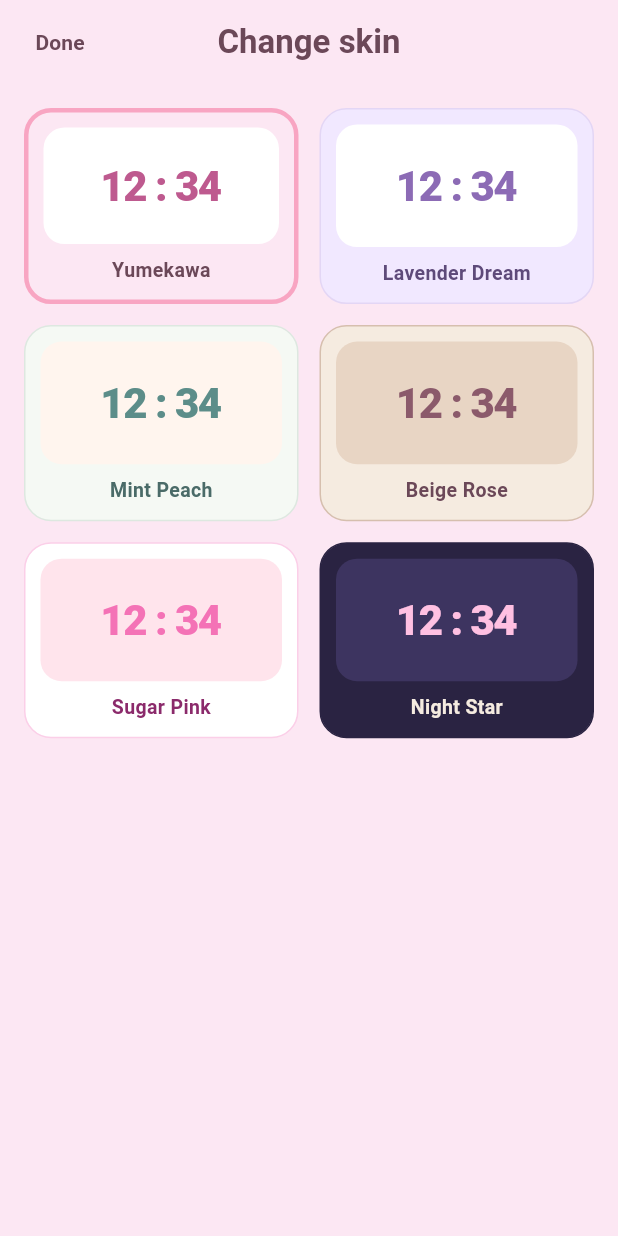
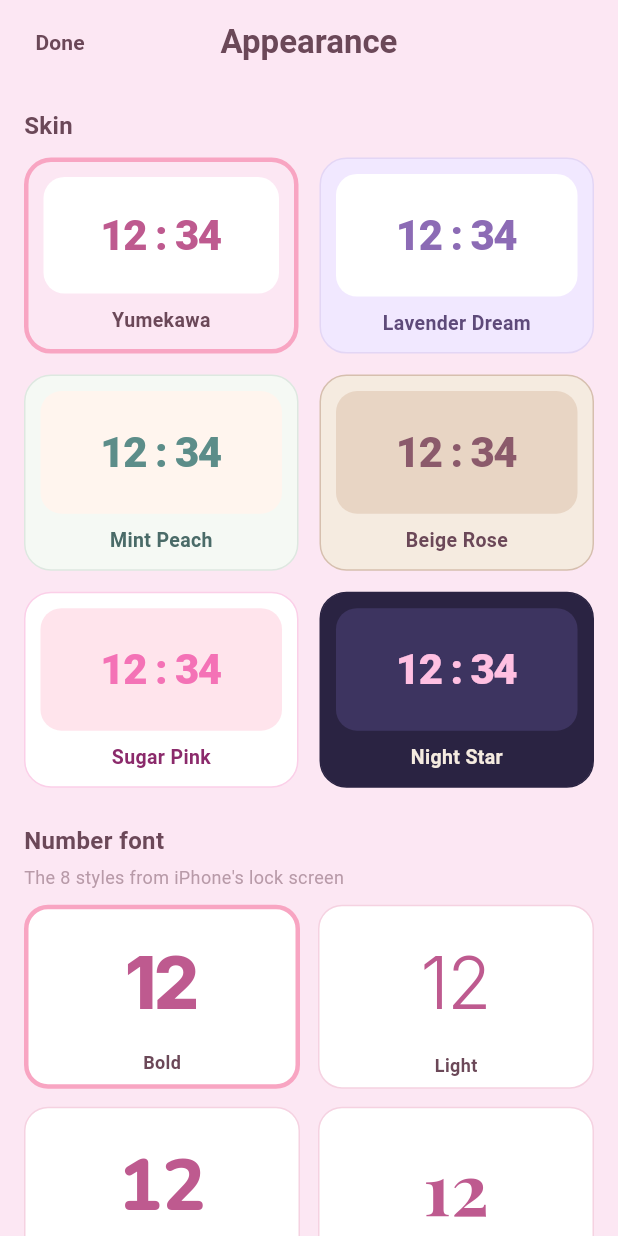
Before and after one commit to azs4n10/flipclock, a Flutter app: the screen it shows after launch, after a tap on the "palette" icon, on a phone screen of 412 x 824 dp. Run offline on Flutter 3.47's test engine with Material 3 defaults, Android fonts, the phone set to English and light mode, and no system bars; our stand-ins replace audioplayers, google_fonts, shared_preferences.

Commit message:
Per-digit flip, slower animation, timer centiseconds, selectable iOS-style fonts

```diff
--- a/lib/screens/clock_screen.dart
+++ b/lib/screens/clock_screen.dart
@@ -44,7 +44,8 @@ class _ClockScreenState extends State<ClockScreen> {
 
   @override
   Widget build(BuildContext context) {
-    final skin = context.watch<AppState>().skin;
+    final appState = context.watch<AppState>();
+    final skin = appState.skin;
     final hh = _now.hour.toString().padLeft(2, '0');
     final mm = _now.minute.toString().padLeft(2, '0');
     final ss = _now.second.toString().padLeft(2, '0');
@@ -67,7 +68,7 @@ class _ClockScreenState extends State<ClockScreen> {
               ),
             ),
             const SizedBox(height: 28),
-            FlipCardRow(values: [hh, mm, ss], skin: skin),
+            FlipCardRow(values: [hh, mm, ss], skin: skin, font: appState.font),
             const SizedBox(height: 28),
             Text(
               'less is more',
--- a/lib/screens/pomodoro_screen.dart
+++ b/lib/screens/pomodoro_screen.dart
@@ -144,6 +144,7 @@ class _PomodoroScreenState extends State<PomodoroScreen> {
             FlipCardRow(
               values: [mm, ss],
               skin: skin,
+              font: state.font,
               maxCardWidth: 280,
             ),
             const SizedBox(height: 6),
--- a/lib/screens/skin_picker_screen.dart
+++ b/lib/screens/skin_picker_screen.dart
@@ -2,6 +2,7 @@ import 'package:flutter/material.dart';
 import 'package:provider/provider.dart';
 
 import '../state/app_state.dart';
+import '../theme/fonts.dart';
 import '../theme/skin.dart';
 import '../theme/skins.dart';
 
@@ -29,7 +30,7 @@ class SkinPickerScreen extends StatelessWidget {
         ),
         leadingWidth: 80,
         title: Text(
-          'Change skin',
+          'Appearance',
           style: TextStyle(
             color: skin.primaryTextColor,
             fontWeight: FontWeight.w700,
@@ -37,8 +38,14 @@ class SkinPickerScreen extends StatelessWidget {
         ),
         centerTitle: true,
       ),
-      body: GridView.builder(
+      body: ListView(
         padding: const EdgeInsets.all(16),
+        children: [
+          _SectionTitle('Skin', skin: skin),
+          const SizedBox(height: 10),
+          GridView.builder(
+            shrinkWrap: true,
+            physics: const NeverScrollableScrollPhysics(),
             gridDelegate: const SliverGridDelegateWithMaxCrossAxisExtent(
               maxCrossAxisExtent: 220,
               mainAxisSpacing: 14,
@@ -48,13 +55,61 @@ class SkinPickerScreen extends StatelessWidget {
             itemCount: allSkins.length,
             itemBuilder: (context, i) {
               final s = allSkins[i];
-          final selected = s.id == skin.id;
               return _SkinTile(
                 skin: s,
-            selected: selected,
+                selected: s.id == skin.id,
                 onTap: () => state.setSkin(s),
               );
             },
+          ),
+          const SizedBox(height: 24),
+          _SectionTitle('Number font', skin: skin),
+          const SizedBox(height: 4),
+          Text(
+            "The 8 styles from iPhone's lock screen",
+            style: TextStyle(color: skin.subTextColor, fontSize: 12),
+          ),
+          const SizedBox(height: 10),
+          GridView.builder(
+            shrinkWrap: true,
+            physics: const NeverScrollableScrollPhysics(),
+            gridDelegate: const SliverGridDelegateWithMaxCrossAxisExtent(
+              maxCrossAxisExtent: 200,
+              mainAxisSpacing: 12,
+              crossAxisSpacing: 12,
+              childAspectRatio: 1.5,
+            ),
+            itemCount: allFonts.length,
+            itemBuilder: (context, i) {
+              final f = allFonts[i];
+              return _FontTile(
+                font: f,
+                skin: skin,
+                selected: f.id == state.font.id,
+                onTap: () => state.setFont(f),
+              );
+            },
+          ),
+        ],
+      ),
+    );
+  }
+}
+
+class _SectionTitle extends StatelessWidget {
+  const _SectionTitle(this.title, {required this.skin});
+
+  final String title;
+  final Skin skin;
+
+  @override
+  Widget build(BuildContext context) {
+    return Text(
+      title,
+      style: TextStyle(
+        color: skin.primaryTextColor,
+        fontWeight: FontWeight.w700,
+        fontSize: 16,
       ),
     );
   }
@@ -121,3 +176,55 @@ class _SkinTile extends StatelessWidget {
     );
   }
 }
+
+class _FontTile extends StatelessWidget {
+  const _FontTile({
+    required this.font,
+    required this.skin,
+    required this.selected,
+    required this.onTap,
+  });
+
+  final DigitFont font;
+  final Skin skin;
+  final bool selected;
+  final VoidCallback onTap;
+
+  @override
+  Widget build(BuildContext context) {
+    return GestureDetector(
+      onTap: onTap,
+      child: Container(
+        decoration: BoxDecoration(
+          color: skin.cardBackground,
+          borderRadius: BorderRadius.circular(16),
+          border: Border.all(
+            color: selected ? skin.buttonColor : skin.dividerColor,
+            width: selected ? 3 : 1,
+          ),
+        ),
+        padding: const EdgeInsets.symmetric(horizontal: 8, vertical: 6),
+        child: Column(
+          mainAxisAlignment: MainAxisAlignment.center,
+          children: [
+            Expanded(
+              child: Center(
+                child: FittedBox(
+                  child: Text('12', style: font.build(48, skin.digitColor)),
+                ),
+              ),
+            ),
+            Text(
+              font.name,
+              style: TextStyle(
+                color: skin.primaryTextColor,
+                fontWeight: FontWeight.w600,
+                fontSize: 12,
+              ),
+            ),
+          ],
+        ),
+      ),
+    );
+  }
+}
--- a/lib/state/app_state.dart
+++ b/lib/state/app_state.dart
@@ -1,12 +1,14 @@
 import 'package:flutter/foundation.dart';
 import 'package:shared_preferences/shared_preferences.dart';
 
+import '../theme/fonts.dart';
 import '../theme/skin.dart';
 import '../theme/skins.dart';
 
 class AppState extends ChangeNotifier {
   AppState._(this._prefs)
       : _skin = skinById(_prefs.getString(_kSkinId) ?? yumekawaSkin.id),
+        _font = fontById(_prefs.getString(_kFontId) ?? allFonts.first.id),
         _focusMinutes = _prefs.getInt(_kFocusMinutes) ?? 25,
         _shortBreakMinutes = _prefs.getInt(_kShortBreakMinutes) ?? 5,
         _longBreakMinutes = _prefs.getInt(_kLongBreakMinutes) ?? 15,
@@ -15,6 +17,7 @@ class AppState extends ChangeNotifier {
         _vibrationEnabled = _prefs.getBool(_kVibration) ?? true;
 
   static const String _kSkinId = 'skin_id';
+  static const String _kFontId = 'font_id';
   static const String _kFocusMinutes = 'focus_minutes';
   static const String _kShortBreakMinutes = 'short_break_minutes';
   static const String _kLongBreakMinutes = 'long_break_minutes';
@@ -30,6 +33,7 @@ class AppState extends ChangeNotifier {
   final SharedPreferences _prefs;
 
   Skin _skin;
+  DigitFont _font;
   int _focusMinutes;
   int _shortBreakMinutes;
   int _longBreakMinutes;
@@ -38,6 +42,7 @@ class AppState extends ChangeNotifier {
   bool _vibrationEnabled;
 
   Skin get skin => _skin;
+  DigitFont get font => _font;
   int get focusMinutes => _focusMinutes;
   int get shortBreakMinutes => _shortBreakMinutes;
   int get longBreakMinutes => _longBreakMinutes;
@@ -49,6 +54,13 @@ class AppState extends ChangeNotifier {
     if (_skin.id == next.id) return;
     _skin = next;
     await _prefs.setString(_kSkinId, next.id);
+    notifyListeners();
+  }
+
+  Future<void> setFont(DigitFont next) async {
+    if (_font.id == next.id) return;
+    _font = next;
+    await _prefs.setString(_kFontId, next.id);
     notifyListeners();
   }
 
--- /dev/null
+++ b/lib/theme/fonts.dart
@@ -0,0 +1,103 @@
+import 'package:flutter/material.dart';
+import 'package:google_fonts/google_fonts.dart';
+
+/// A selectable digit font that mirrors one of the iOS lock-screen clock
+/// styles. San Francisco itself cannot be redistributed off Apple platforms,
+/// so each style maps to a close cross-platform Google Fonts equivalent.
+@immutable
+class DigitFont {
+  const DigitFont({
+    required this.id,
+    required this.name,
+    required this.build,
+  });
+
+  final String id;
+  final String name;
+  final TextStyle Function(double fontSize, Color color) build;
+}
+
+final List<DigitFont> allFonts = [
+  DigitFont(
+    id: 'bold',
+    name: 'Bold',
+    build: (s, c) => GoogleFonts.inter(
+      fontSize: s,
+      color: c,
+      fontWeight: FontWeight.w800,
+      height: 1.0,
+      letterSpacing: -2,
+    ),
+  ),
+  DigitFont(
+    id: 'light',
+    name: 'Light',
+    build: (s, c) => GoogleFonts.inter(
+      fontSize: s,
+      color: c,
+      fontWeight: FontWeight.w300,
+      height: 1.0,
+      letterSpacing: -1,
+    ),
+  ),
+  DigitFont(
+    id: 'rounded',
+    name: 'Rounded',
+    build: (s, c) => GoogleFonts.nunito(
+      fontSize: s,
+      color: c,
+      fontWeight: FontWeight.w800,
+      height: 1.0,
+    ),
+  ),
+  DigitFont(
+    id: 'serif',
+    name: 'Serif',
+    build: (s, c) => GoogleFonts.playfairDisplay(
+      fontSize: s,
+      color: c,
+      fontWeight: FontWeight.w700,
+      height: 1.0,
+    ),
+  ),
+  DigitFont(
+    id: 'serif_heavy',
+    name: 'Serif Heavy',
+    build: (s, c) => GoogleFonts.dmSerifDisplay(
+      fontSize: s,
+      color: c,
+      height: 1.0,
+    ),
+  ),
+  DigitFont(
+    id: 'slab',
+    name: 'Slab',
+    build: (s, c) => GoogleFonts.robotoSlab(
+      fontSize: s,
+      color: c,
+      fontWeight: FontWeight.w800,
+      height: 1.0,
+    ),
+  ),
+  DigitFont(
+    id: 'stencil',
+    name: 'Stencil',
+    build: (s, c) => GoogleFonts.sairaStencilOne(
+      fontSize: s,
+      color: c,
+      height: 1.0,
+    ),
+  ),
+  DigitFont(
+    id: 'rails',
+    name: 'Rails',
+    build: (s, c) => GoogleFonts.monoton(
+      fontSize: s,
+      color: c,
+      height: 1.0,
+    ),
+  ),
+];
+
+DigitFont fontById(String id) =>
+    allFonts.firstWhere((f) => f.id == id, orElse: () => allFonts.first);
--- a/lib/widgets/flip_card.dart
+++ b/lib/widgets/flip_card.dart
@@ -2,44 +2,108 @@ import 'dart:math' as math;
 
 import 'package:flutter/material.dart';
 
+import '../theme/fonts.dart';
 import '../theme/skin.dart';
 
-class FlipCard extends StatefulWidget {
-  const FlipCard({
+const Duration kFlipDuration = Duration(milliseconds: 800);
+
+/// A rounded card holding one or more independently-flipping digits.
+/// Only the digits that actually change animate, so e.g. the tens place of
+/// the seconds stays still while the ones place flips each second.
+class FlipGroup extends StatelessWidget {
+  const FlipGroup({
     super.key,
     required this.value,
     required this.skin,
+    required this.font,
     required this.width,
     required this.height,
   });
 
   final String value;
   final Skin skin;
+  final DigitFont font;
   final double width;
   final double height;
 
   @override
-  State<FlipCard> createState() => _FlipCardState();
+  Widget build(BuildContext context) {
+    final radius = width * 0.15;
+    final chars = value.split('');
+    final digitWidth = width / chars.length;
+    return Container(
+      width: width,
+      height: height,
+      decoration: BoxDecoration(
+        borderRadius: BorderRadius.circular(radius),
+        boxShadow: [
+          BoxShadow(
+            color: skin.accentColor.withValues(alpha: 0.18),
+            blurRadius: 18,
+            offset: const Offset(0, 6),
+          ),
+        ],
+      ),
+      child: ClipRRect(
+        borderRadius: BorderRadius.circular(radius),
+        child: Stack(
+          children: [
+            Row(
+              children: [
+                for (final c in chars)
+                  FlipDigit(
+                    char: c,
+                    skin: skin,
+                    font: font,
+                    width: digitWidth,
+                    height: height,
+                  ),
+              ],
+            ),
+            Center(child: Container(height: 2, color: skin.dividerColor)),
+          ],
+        ),
+      ),
+    );
+  }
 }
 
-class _FlipCardState extends State<FlipCard>
+class FlipDigit extends StatefulWidget {
+  const FlipDigit({
+    super.key,
+    required this.char,
+    required this.skin,
+    required this.font,
+    required this.width,
+    required this.height,
+  });
+
+  final String char;
+  final Skin skin;
+  final DigitFont font;
+  final double width;
+  final double height;
+
+  @override
+  State<FlipDigit> createState() => _FlipDigitState();
+}
+
+class _FlipDigitState extends State<FlipDigit>
     with SingleTickerProviderStateMixin {
-  late String _current = widget.value;
-  late String _next = widget.value;
+  late String _current = widget.char;
+  late String _next = widget.char;
   late final AnimationController _controller;
 
   @override
   void initState() {
     super.initState();
-    _controller = AnimationController(
-      vsync: this,
-      duration: const Duration(milliseconds: 420),
-    )..addStatusListener((status) {
+    _controller = AnimationController(vsync: this, duration: kFlipDuration)
+      ..addStatusListener((status) {
         if (status == AnimationStatus.completed) {
           setState(() => _current = _next);
           _controller.reset();
-          if (widget.value != _current) {
-            _next = widget.value;
+          if (widget.char != _current) {
+            _next = widget.char;
             _controller.forward();
           }
         }
@@ -47,13 +111,13 @@ class _FlipCardState extends State<FlipCard>
   }
 
   @override
-  void didUpdateWidget(covariant FlipCard old) {
+  void didUpdateWidget(covariant FlipDigit old) {
     super.didUpdateWidget(old);
-    if (widget.value != _current && !_controller.isAnimating) {
-      _next = widget.value;
+    if (widget.char != _current && !_controller.isAnimating) {
+      _next = widget.char;
       _controller.forward();
     } else if (_controller.isAnimating) {
-      _next = widget.value;
+      _next = widget.char;
     }
   }
 
@@ -65,8 +129,7 @@ class _FlipCardState extends State<FlipCard>
 
   @override
   Widget build(BuildContext context) {
-    final radius = widget.width * 0.15;
-    final fontSize = widget.height * 0.95;
+    final fontSize = widget.height * 0.92;
     return SizedBox(
       width: widget.width,
       height: widget.height,
@@ -76,8 +139,7 @@ class _FlipCardState extends State<FlipCard>
           current: _current,
           next: _next,
           skin: widget.skin,
-          fontSize: fontSize,
-          radius: radius,
+          textStyle: widget.font.build(fontSize, widget.skin.digitColor),
           cardSize: Size(widget.width, widget.height),
           progress: _controller.value,
         ),
@@ -91,8 +153,7 @@ class _SplitFlap extends StatelessWidget {
     required this.current,
     required this.next,
     required this.skin,
-    required this.fontSize,
-    required this.radius,
+    required this.textStyle,
     required this.cardSize,
     required this.progress,
   });
@@ -100,44 +161,38 @@ class _SplitFlap extends StatelessWidget {
   final String current;
   final String next;
   final Skin skin;
-  final double fontSize;
-  final double radius;
+  final TextStyle textStyle;
   final Size cardSize;
   final double progress;
 
   @override
   Widget build(BuildContext context) {
     final flipping = progress > 0 && current != next;
-    final p1 = (progress / 0.5).clamp(0.0, 1.0); // phase 1 progress
-    final p2 = ((progress - 0.5) / 0.5).clamp(0.0, 1.0); // phase 2 progress
+    final p1 = (progress / 0.5).clamp(0.0, 1.0);
+    final p2 = ((progress - 0.5) / 0.5).clamp(0.0, 1.0);
 
     return Stack(
       children: [
-        // Static top: the upcoming digit's top half (revealed once top leaf folds)
         Align(
           alignment: Alignment.topCenter,
           child: _Leaf(
             half: _Half.top,
             digit: flipping ? next : current,
             skin: skin,
-            fontSize: fontSize,
-            radius: radius,
+            textStyle: textStyle,
             cardSize: cardSize,
           ),
         ),
-        // Static bottom: the current digit's bottom half (stays until leaf lands)
         Align(
           alignment: Alignment.bottomCenter,
           child: _Leaf(
             half: _Half.bottom,
             digit: current,
             skin: skin,
-            fontSize: fontSize,
-            radius: radius,
+            textStyle: textStyle,
             cardSize: cardSize,
           ),
         ),
-        // Phase 1: current top half folds down around the center divider
         if (flipping && progress < 0.5)
           Align(
             alignment: Alignment.topCenter,
@@ -150,14 +205,12 @@ class _SplitFlap extends StatelessWidget {
                 half: _Half.top,
                 digit: current,
                 skin: skin,
-                fontSize: fontSize,
-                radius: radius,
+                textStyle: textStyle,
                 cardSize: cardSize,
                 shade: p1,
               ),
             ),
           ),
-        // Phase 2: next bottom half folds down into place
         if (flipping && progress >= 0.5)
           Align(
             alignment: Alignment.bottomCenter,
@@ -170,15 +223,12 @@ class _SplitFlap extends StatelessWidget {
                 half: _Half.bottom,
                 digit: next,
                 skin: skin,
-                fontSize: fontSize,
-                radius: radius,
+                textStyle: textStyle,
                 cardSize: cardSize,
                 shade: 1 - p2,
               ),
             ),
           ),
-        // Center divider line
-        Center(child: Container(height: 2, color: skin.dividerColor)),
       ],
     );
   }
@@ -191,8 +241,7 @@ class _Leaf extends StatelessWidget {
     required this.half,
     required this.digit,
     required this.skin,
-    required this.fontSize,
-    required this.radius,
+    required this.textStyle,
     required this.cardSize,
     this.shade = 0,
   });
@@ -200,27 +249,16 @@ class _Leaf extends StatelessWidget {
   final _Half half;
   final String digit;
   final Skin skin;
-  final double fontSize;
-  final double radius;
+  final TextStyle textStyle;
   final Size cardSize;
-
-  /// 0 = no shadow, 1 = darkest. Fakes the lighting while folding.
   final double shade;
 
   @override
   Widget build(BuildContext context) {
     final isTop = half == _Half.top;
-    final borderRadius = isTop
-        ? BorderRadius.vertical(top: Radius.circular(radius))
-        : BorderRadius.vertical(bottom: Radius.circular(radius));
-
-    // A half-height box that shows the corresponding half of a full-size,
-    // center-aligned digit. The shared edge sits exactly on the divider.
     return SizedBox(
       width: cardSize.width,
       height: cardSize.height / 2,
-      child: ClipRRect(
-        borderRadius: borderRadius,
       child: ClipRect(
         child: OverflowBox(
           maxHeight: cardSize.height,
@@ -231,22 +269,11 @@ class _Leaf extends StatelessWidget {
             height: cardSize.height,
             child: Stack(
               children: [
-                  Positioned.fill(
-                    child: ColoredBox(color: skin.cardBackground),
-                  ),
+                Positioned.fill(child: ColoredBox(color: skin.cardBackground)),
                 Center(
                   child: FittedBox(
                     fit: BoxFit.contain,
-                      child: Text(
-                        digit,
-                        style: TextStyle(
-                          fontSize: fontSize,
-                          fontWeight: FontWeight.w800,
-                          color: skin.digitColor,
-                          height: 1.0,
-                          letterSpacing: -2,
-                        ),
-                      ),
+                    child: Text(digit, style: textStyle),
                   ),
                 ),
                 if (shade > 0)
@@ -260,7 +287,6 @@ class _Leaf extends StatelessWidget {
           ),
         ),
       ),
-      ),
     );
   }
 }
--- a/lib/widgets/flip_card_row.dart
+++ b/lib/widgets/flip_card_row.dart
@@ -1,5 +1,6 @@
 import 'package:flutter/material.dart';
 
+import '../theme/fonts.dart';
 import '../theme/skin.dart';
 import 'flip_card.dart';
 
@@ -8,6 +9,7 @@ class FlipCardRow extends StatelessWidget {
     super.key,
     required this.values,
     required this.skin,
+    required this.font,
     this.labels,
     this.aspectRatio = 0.85,
     this.spacing = 10,
@@ -17,6 +19,7 @@ class FlipCardRow extends StatelessWidget {
   final List<String> values;
   final List<String>? labels;
   final Skin skin;
+  final DigitFont font;
   final double aspectRatio;
   final double spacing;
   final double maxCardWidth;
@@ -37,9 +40,10 @@ class FlipCardRow extends StatelessWidget {
               mainAxisAlignment: MainAxisAlignment.center,
               children: [
                 for (int i = 0; i < values.length; i++) ...[
-                  FlipCard(
+                  FlipGroup(
                     value: values[i],
                     skin: skin,
+                    font: font,
                     width: cardWidth.toDouble(),
                     height: cardHeight,
                   ),
--- a/pubspec.yaml
+++ b/pubspec.yaml
@@ -36,6 +36,7 @@ dependencies:
   shared_preferences: ^2.3.2
   intl: ^0.19.0
   audioplayers: ^6.1.0
+  google_fonts: ^6.2.1
 
 dev_dependencies:
   flutter_test:
```
Also changed, not shown: lib/screens/timer_screen.dart (+103 -60 lines), pubspec.lock, 3 other files. Lines whose indentation alone changed are shown as unchanged.
